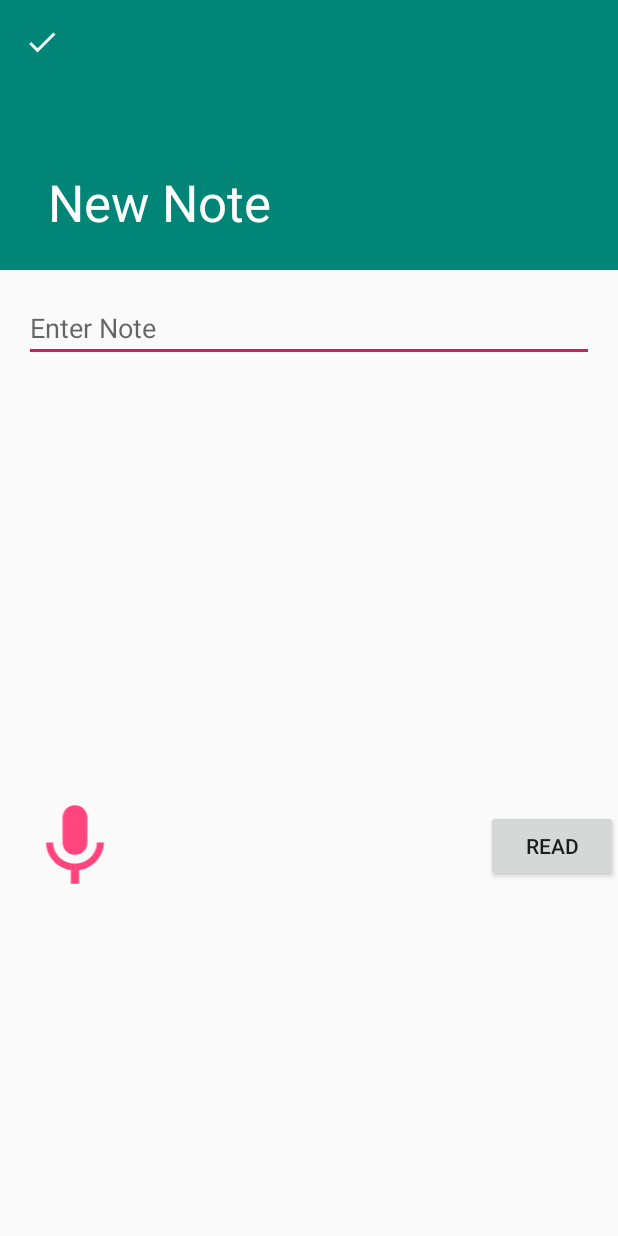
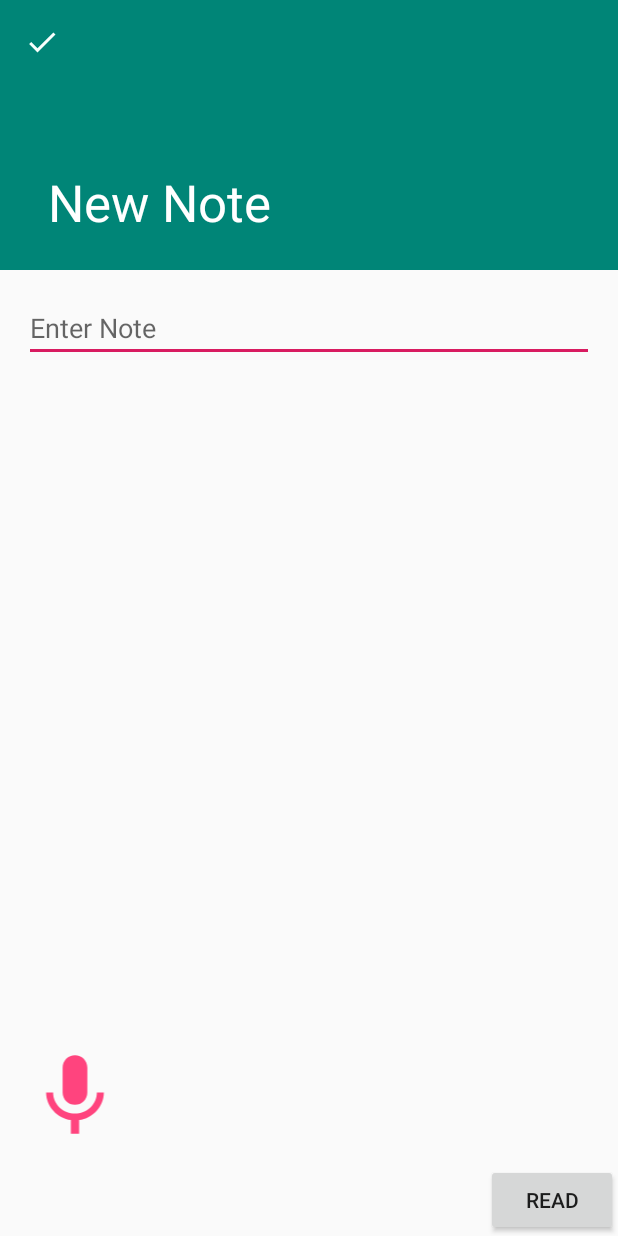
Before and after one commit to fadi-dasus/Android, an Android app: the EditorActivity screen opened directly, with no data from a screen before it, on a phone screen of 412 x 824 dp. Run offline under Robolectric (Android 15) with nearby library versions, the phone set to English and light mode, and no system bars; our stand-ins replace ButterKnife.

Commit message:
editing the layout

```diff
--- a/NoteTakingApp/app/src/main/res/layout/activity_editor.xml
+++ b/NoteTakingApp/app/src/main/res/layout/activity_editor.xml
@@ -44,7 +44,8 @@
         android:onClick="ClickMeToSpeakUP"
         android:text="Read"
         app:layout_anchor="@+id/include"
-        app:layout_anchorGravity="end|center" />
+        android:layout_gravity="bottom"
+        app:layout_anchorGravity="end|bottom" />
 
     <ImageView
         android:id="@+id/btnSpeak"
@@ -53,11 +54,10 @@
         android:layout_alignParentBottom="true"
         android:layout_centerHorizontal="true"
         android:layout_marginBottom="60dp"
-        android:gravity="center"
         android:onClick="getSpeechInput"
         android:src="@drawable/ic_mic"
         app:layout_anchor="@+id/include"
-        app:layout_anchorGravity="start|center" />
+        app:layout_anchorGravity="start|bottom" />
 
 
 </android.support.design.widget.CoordinatorLayout>
```
